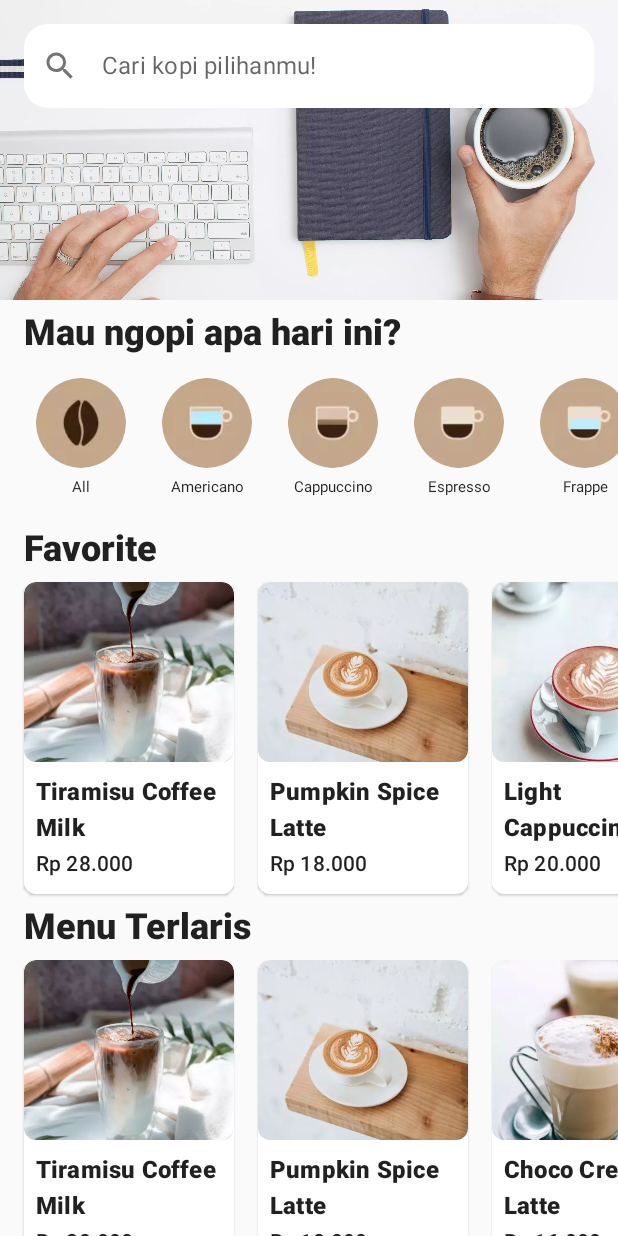
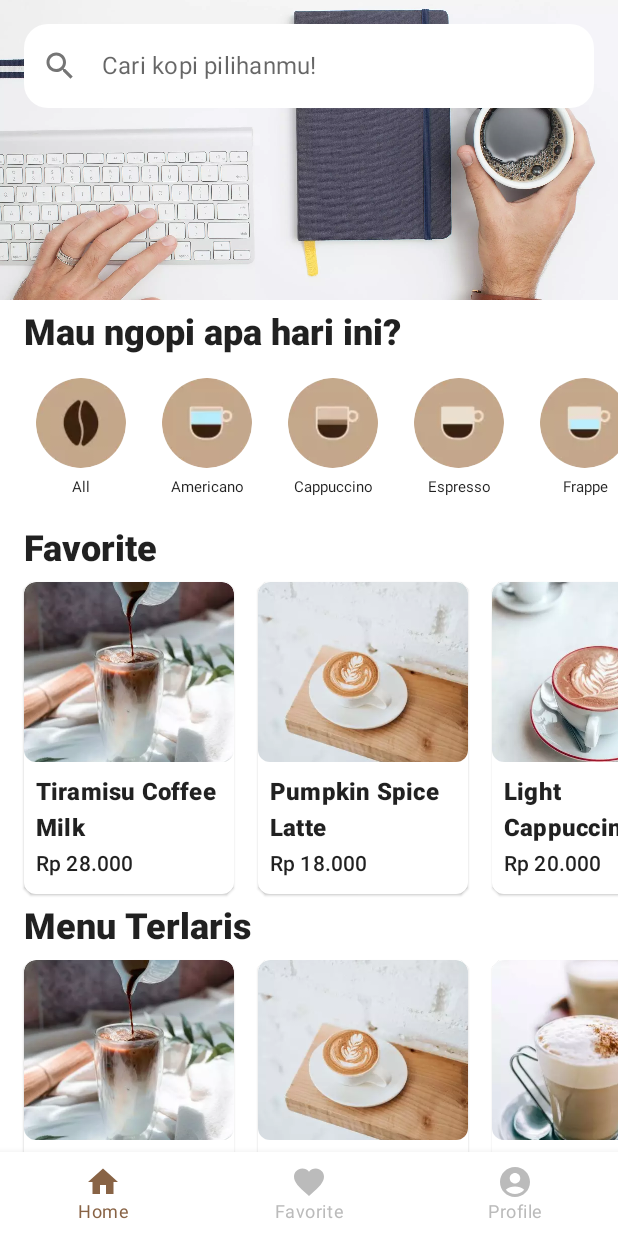
Before and after one commit to bayutp/Coffee-Shop, an Android app built with Jetpack Compose: the screen it shows after launch (MainActivity), on a phone screen of 412 x 824 dp. Run offline under Robolectric (Android 15) with nearby library versions, the phone set to English and light mode, and no system bars.

Commit message:
add bottom navigation

```diff
--- a/app/src/main/java/com/example/jetcoffee/MainActivity.kt
+++ b/app/src/main/java/com/example/jetcoffee/MainActivity.kt
@@ -9,6 +9,7 @@ import androidx.compose.foundation.lazy.LazyRow
 import androidx.compose.foundation.lazy.items
 import androidx.compose.foundation.rememberScrollState
 import androidx.compose.foundation.verticalScroll
+import androidx.compose.material.Scaffold
 import androidx.compose.runtime.Composable
 import androidx.compose.ui.Modifier
 import androidx.compose.ui.layout.ContentScale
@@ -21,10 +22,7 @@ import com.example.jetcoffee.model.Menu
 import com.example.jetcoffee.model.dummyBestSeller
 import com.example.jetcoffee.model.dummyCategory
 import com.example.jetcoffee.model.dummyMenu
-import com.example.jetcoffee.ui.components.CategoryItem
-import com.example.jetcoffee.ui.components.HomeSection
-import com.example.jetcoffee.ui.components.MenuItem
-import com.example.jetcoffee.ui.components.SearchBar
+import com.example.jetcoffee.ui.components.*
 import com.example.jetcoffee.ui.theme.JetCoffeeTheme
 
 class MainActivity : ComponentActivity() {
@@ -40,7 +38,8 @@ class MainActivity : ComponentActivity() {
 
 @Composable
 fun JetCoffeeApp() {
-    Column(modifier = Modifier.verticalScroll(rememberScrollState())) {
+    Scaffold(bottomBar = { BottomNav() }) { innerPadding ->
+        Column(modifier = Modifier.verticalScroll(rememberScrollState()).padding(innerPadding)) {
             Banner()
             HomeSection(title = stringResource(id = R.string.section_category)) {
                 CategoryRow()
@@ -50,6 +49,7 @@ fun JetCoffeeApp() {
             }
             HomeSection(title = stringResource(id = R.string.section_best_seller_menu)) {
                 MenuRow(listMenu = dummyBestSeller)
+            }
         }
     }
 }
@@ -93,22 +93,6 @@ fun MenuRow(listMenu: List<Menu>, modifier: Modifier = Modifier) {
     }
 }
 
-@Preview(showBackground = true)
-@Composable
-fun CategoryRowPreview() {
-    JetCoffeeTheme {
-        CategoryRow()
-    }
-}
-
-@Preview(showBackground = true)
-@Composable
-fun MenuRowPreview() {
-    JetCoffeeTheme {
-        MenuRow(listMenu = dummyMenu)
-    }
-}
-
 @Preview(
     name = "Home",
     showBackground = true,
--- /dev/null
+++ b/app/src/main/java/com/example/jetcoffee/model/BottomNavItem.kt
@@ -0,0 +1,5 @@
+package com.example.jetcoffee.model
+
+import androidx.compose.ui.graphics.vector.ImageVector
+
+data class BottomNavItem(val title: String, val icon: ImageVector)
--- /dev/null
+++ b/app/src/main/java/com/example/jetcoffee/ui/components/BottomNav.kt
@@ -0,0 +1,52 @@
+package com.example.jetcoffee.ui.components
+
+import androidx.compose.material.*
+import androidx.compose.material.icons.Icons
+import androidx.compose.material.icons.filled.AccountCircle
+import androidx.compose.material.icons.filled.Favorite
+import androidx.compose.material.icons.filled.Home
+import androidx.compose.runtime.Composable
+import androidx.compose.ui.Modifier
+import androidx.compose.ui.res.stringResource
+import com.example.jetcoffee.R
+import com.example.jetcoffee.model.BottomNavItem
+import com.example.jetcoffee.ui.theme.LightGray
+
+@Composable
+fun BottomNav(modifier: Modifier = Modifier) {
+    BottomNavigation(
+        backgroundColor = MaterialTheme.colors.background,
+        contentColor = MaterialTheme.colors.primary,
+        modifier = modifier
+    ) {
+        val navItems = listOf(
+            BottomNavItem(
+                title = stringResource(id = R.string.menu_home),
+                icon = Icons.Default.Home
+            ),
+            BottomNavItem(
+                title = stringResource(id = R.string.menu_favorite),
+                icon = Icons.Default.Favorite
+            ),
+            BottomNavItem(
+                title = stringResource(id = R.string.menu_profile),
+                icon = Icons.Default.AccountCircle
+            )
+        )
+        navItems.map {
+            BottomNavigationItem(
+                icon = {
+                    Icon(
+                        imageVector = it.icon,
+                        contentDescription = it.title
+                    )
+                },
+                label = {
+                    Text(text = it.title)
+                },
+                selected = it.title == navItems[0].title,
+                unselectedContentColor = LightGray,
+                onClick = {})
+        }
+    }
+}
--- a/app/src/main/java/com/example/jetcoffee/ui/theme/Color.kt
+++ b/app/src/main/java/com/example/jetcoffee/ui/theme/Color.kt
@@ -6,3 +6,7 @@ val Purple200 = Color(0xFFBB86FC)
 val Purple500 = Color(0xFF6200EE)
 val Purple700 = Color(0xFF3700B3)
 val Teal200 = Color(0xFF03DAC5)
+
+val CoffeeBrown = Color(0xFF886345)
+val LightCoffeeBrown = Color(0xFFC4A68A)
+val LightGray = Color(0xFFBBBBBB)
--- a/app/src/main/java/com/example/jetcoffee/ui/theme/Theme.kt
+++ b/app/src/main/java/com/example/jetcoffee/ui/theme/Theme.kt
@@ -7,14 +7,14 @@ import androidx.compose.material.lightColors
 import androidx.compose.runtime.Composable
 
 private val DarkColorPalette = darkColors(
-    primary = Purple200,
-    primaryVariant = Purple700,
+    primary = LightCoffeeBrown,
+    primaryVariant = LightCoffeeBrown,
     secondary = Teal200
 )
 
 private val LightColorPalette = lightColors(
-    primary = Purple500,
-    primaryVariant = Purple700,
+    primary = CoffeeBrown,
+    primaryVariant = CoffeeBrown,
     secondary = Teal200
 
     /* Other default colors to override
```
Lines whose indentation alone changed are shown as unchanged.
